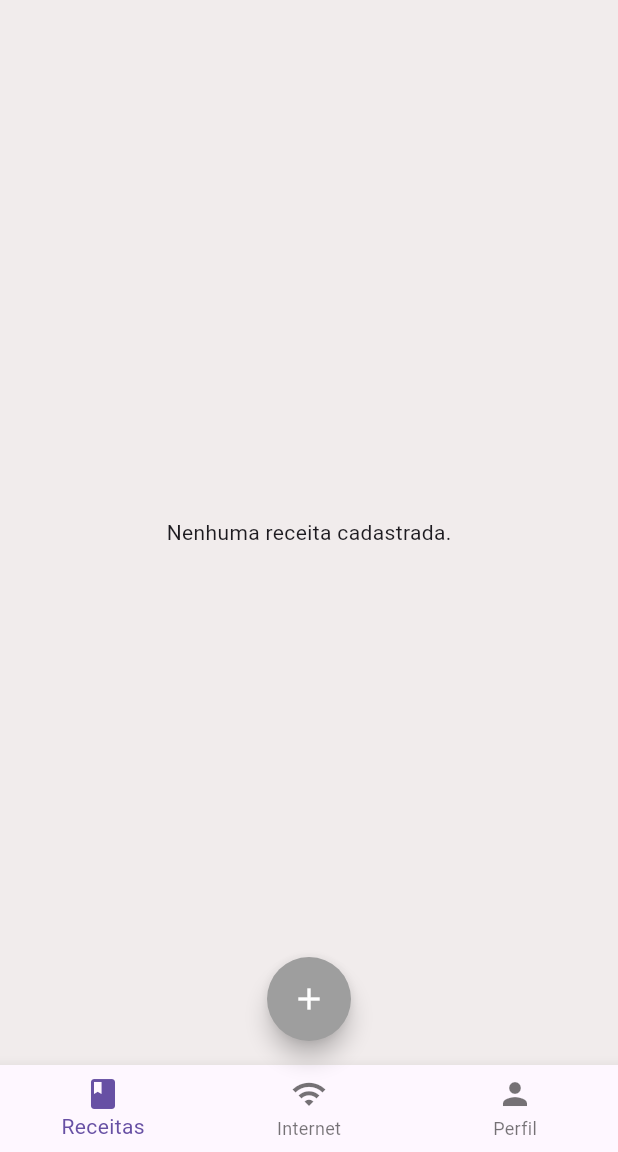
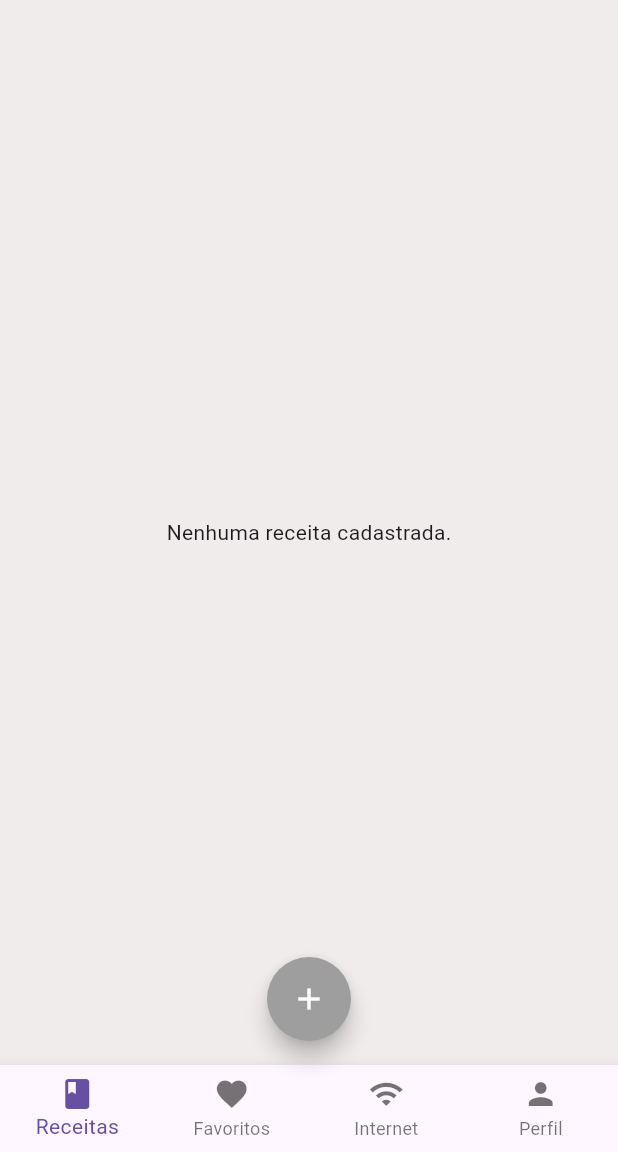
Before and after one commit to aWhiity/aplicativo_receitas, a Flutter app: the screen it shows after launch, on a phone screen of 412 x 824 dp, the part 84-1236 px from its top. Run offline on Flutter 3.47's test engine with Material 3 defaults, Android fonts, the phone set to English and light mode, and no system bars; our stand-ins replace dotted_line; missing offline and left inert: dart:ffi.

Commit message:
🚚 chore: renomeação de arquivos para padronização

```diff
--- a/lib/meu_aplicatico.dart
+++ b/lib/meu_aplicatico.dart
@@ -1,6 +1,6 @@
 
 import 'package:flutter/material.dart';
-import 'views/pagina_inicial_page.dart';
+import 'views/pagina_inicial_view.dart';
 
 class MeuAplicativo extends StatelessWidget {
   const MeuAplicativo({super.key});
--- a/lib/views/pagina_inicial_page.dart
+++ b/lib/views/pagina_inicial_view.dart
@@ -1,10 +1,10 @@
 import 'package:flutter/material.dart';
 import 'package:provider/provider.dart';
-import 'favoritos_page.dart';
-import 'internet_page.dart';
-import 'perfil_page.dart';
+import 'favoritos_view.dart';
+import 'internet_view.dart';
+import 'perfil_view.dart';
 import 'add_recipe.dart';
-import 'receitas_page.dart';
+import 'receitas_view.dart';
 import '../repositories/recipes_repository.dart';
 
 class PaginaInicial extends StatefulWidget {
@@ -78,10 +78,10 @@ class _PaginaInicialState extends State<PaginaInicial> {
         onTap: _mudarPagina,
         items: const [
           BottomNavigationBarItem(icon: Icon(Icons.book), label: 'Receitas'),
-          /*BottomNavigationBarItem(
+          BottomNavigationBarItem(
             icon: Icon(Icons.favorite),
             label: 'Favoritos',
-          ),*/
+          ),
           BottomNavigationBarItem(icon: Icon(Icons.wifi), label: 'Internet'),
           BottomNavigationBarItem(icon: Icon(Icons.person), label: 'Perfil'),
         ],
```
Also changed, not shown: lib/views/favoritos_view.dart (renamed from lib/views/favoritos_page.dart), lib/views/internet_view.dart (renamed from lib/views/internet_page.dart), lib/views/perfil_view.dart (renamed from lib/views/perfil_page.dart), lib/views/receitas_view.dart (renamed from lib/views/receitas_page.dart).
